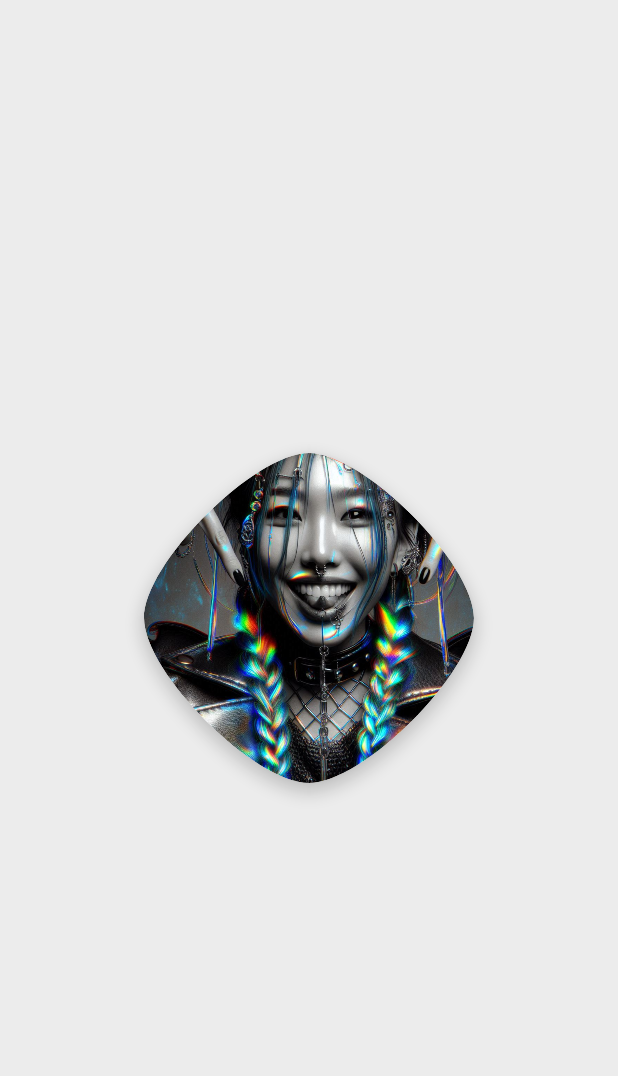
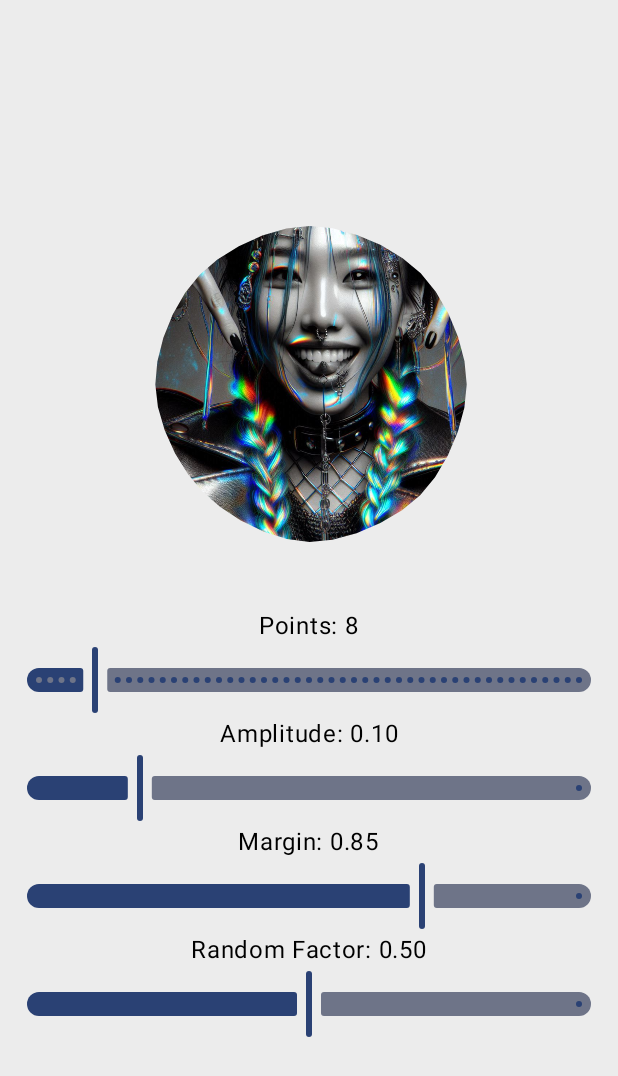
Before and after one commit to JumpingKeyCaps/BulgedComposeShaper, an Android app built with Jetpack Compose: the screen it shows after launch (MainActivity), on a phone screen of 412 x 824 dp. Shown: the top 1076 px of the screen. Run offline under Robolectric (Android 15) with nearby library versions, the phone set to English and light mode, and no system bars.

Commit message:
feature(main/): Tweak the main activity to test the blob feature.

```diff
--- a/app/src/main/java/com/lebaillyapp/bulgedcomposeshaper/MainActivity.kt
+++ b/app/src/main/java/com/lebaillyapp/bulgedcomposeshaper/MainActivity.kt
@@ -1,20 +1,37 @@
 package com.lebaillyapp.bulgedcomposeshaper
 
+import android.graphics.BitmapFactory
 import android.os.Bundle
 import androidx.activity.ComponentActivity
 import androidx.activity.compose.setContent
 import androidx.activity.enableEdgeToEdge
 import androidx.compose.foundation.background
+import androidx.compose.foundation.layout.Arrangement
 import androidx.compose.foundation.layout.Box
+import androidx.compose.foundation.layout.Column
+import androidx.compose.foundation.layout.Spacer
 import androidx.compose.foundation.layout.fillMaxSize
+import androidx.compose.foundation.layout.height
 import androidx.compose.foundation.layout.padding
+import androidx.compose.foundation.layout.size
 import androidx.compose.material3.Scaffold
+import androidx.compose.material3.Slider
+import androidx.compose.material3.Text
+import androidx.compose.runtime.getValue
+import androidx.compose.runtime.mutableStateOf
+import androidx.compose.runtime.remember
+import androidx.compose.runtime.setValue
 import androidx.compose.ui.Alignment
 import androidx.compose.ui.Modifier
 import androidx.compose.ui.graphics.Color
+import androidx.compose.ui.graphics.ImageBitmap
+import androidx.compose.ui.graphics.asImageBitmap
+import androidx.compose.ui.platform.LocalContext
+import androidx.compose.ui.unit.dp
 import com.lebaillyapp.bulgedcomposeshaper.demo.BulgedAnimFullDemo
 import com.lebaillyapp.bulgedcomposeshaper.demo.BulgedAnimShapeDemo
 import com.lebaillyapp.bulgedcomposeshaper.demo.BulgedShapeDemo
+import com.lebaillyapp.bulgedcomposeshaper.demo.SmoothBlobImageDemo
 import com.lebaillyapp.bulgedcomposeshaper.ui.theme.BulgedComposeShaperTheme
 
 class MainActivity : ComponentActivity() {
@@ -33,7 +50,75 @@ class MainActivity : ComponentActivity() {
                        // 2 - Animated demo
                    //    BulgedAnimShapeDemo(modifier = Modifier.align(Alignment.Center))
                        // 3 - Animated demo with idle mode
-                       BulgedAnimFullDemo(modifier = Modifier.align(Alignment.Center))
+                 //      BulgedAnimFullDemo(modifier = Modifier.align(Alignment.Center))
+
+                       // 4 - Animated demo blob
+
+
+                       val context = LocalContext.current
+                       val imageBitmap: ImageBitmap = remember {
+                           BitmapFactory.decodeResource(context.resources, R.drawable.demopic).asImageBitmap()
+                       }
+
+                       var pointCount by remember { mutableStateOf(8f) }
+                       var amplitude by remember { mutableStateOf(0.1f) }
+                       var marginFactor by remember { mutableStateOf(0.85f) }
+                       var randomFactor by remember { mutableStateOf(0.5f) }
+
+                       Column(
+                           modifier = Modifier
+                               .fillMaxSize()
+                               .padding(innerPadding)
+                               .background(Color(0xFFECECEC)),
+                           horizontalAlignment = Alignment.CenterHorizontally,
+                           verticalArrangement = Arrangement.Center
+                       ) {
+
+                           SmoothBlobImageDemo(
+                               bitmap = imageBitmap,
+                               modifier = Modifier.size(250.dp),
+                               pointCount = pointCount.toInt(),
+                               amplitude = amplitude,
+                               marginFactor = marginFactor,
+                               randomFactor = randomFactor
+                           )
+
+                           Spacer(modifier = Modifier.height(24.dp))
+
+                           Text(text = "Points: ${pointCount.toInt()}", color = Color.Black)
+                           Slider(
+                               value = pointCount,
+                               onValueChange = { pointCount = it },
+                               valueRange = 3f..50f,
+                               steps = 47,
+                               modifier = Modifier.padding(horizontal = 16.dp)
+                           )
+
+                           Text(text = "Amplitude: ${"%.2f".format(amplitude)}", color = Color.Black)
+                           Slider(
+                               value = amplitude,
+                               onValueChange = { amplitude = it },
+                               valueRange = 0f..0.5f,
+                               modifier = Modifier.padding(horizontal = 16.dp)
+                           )
+
+                           Text(text = "Margin: ${"%.2f".format(marginFactor)}", color = Color.Black)
+                           Slider(
+                               value = marginFactor,
+                               onValueChange = { marginFactor = it },
+                               valueRange = 0.5f..1f,
+                               modifier = Modifier.padding(horizontal = 16.dp)
+                           )
+
+                           Text(text = "Random Factor: ${"%.2f".format(randomFactor)}", color = Color.Black)
+                           Slider(
+                               value = randomFactor,
+                               onValueChange = { randomFactor = it },
+                               valueRange = 0f..1f,
+                               modifier = Modifier.padding(horizontal = 16.dp)
+                           )
+                       }
+
                    }
                 }
             }
```
